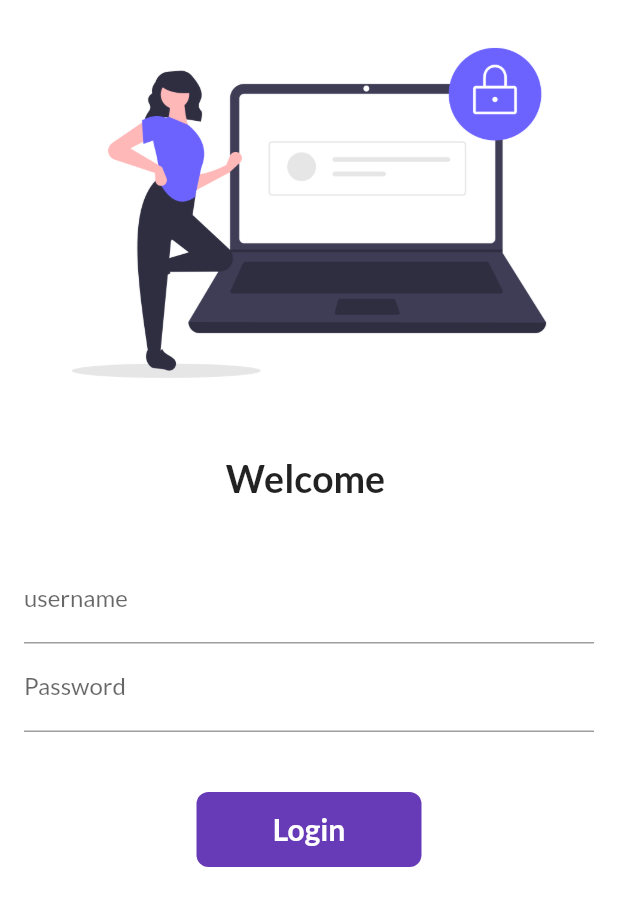
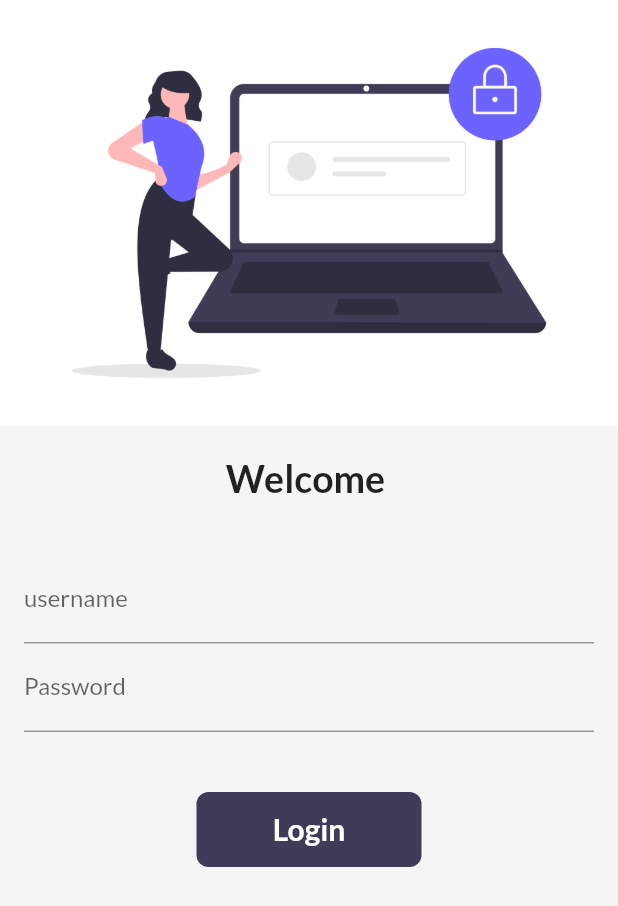
Before and after one commit to SsSharma1584/30daysofflutter, a Flutter app: the screen it shows after launch, on a phone screen of 412 x 824 dp. Shown: the top 906 px of the screen. Run offline on Flutter 3.47's test engine with Material 2 defaults, Android fonts, the phone set to English and light mode, and no system bars; our stand-ins replace google_fonts, velocity_x.

```diff
--- a/lib/Pages/login_page.dart
+++ b/lib/Pages/login_page.dart
@@ -4,6 +4,7 @@ import 'package:flutter/material.dart';
 import 'package:flutter_catlog/Pages/home_page.dart';
 import 'package:flutter_catlog/util/routes.dart';
 import 'package:google_fonts/google_fonts.dart';
+import 'package:velocity_x/velocity_x.dart';
 
 class LoginPage extends StatefulWidget {
   @override
@@ -30,7 +31,7 @@ class _LoginPageState extends State<LoginPage> {
   @override
   Widget build(BuildContext context) {
     return Material(
-      color: Colors.white,
+      color: context.canvasColor,
       child: SingleChildScrollView(
         child: Form(
           key: _formkey,
@@ -84,7 +85,7 @@ class _LoginPageState extends State<LoginPage> {
                     InkWell(
                       onTap: () => moveToHome(context),
                       child: AnimatedContainer(
-                        duration: Duration(seconds: 2),
+                        duration: Duration(seconds: 1),
                         height: 50,
                         width: changeButton ? 50 : 150,
                         child: changeButton
@@ -98,7 +99,7 @@ class _LoginPageState extends State<LoginPage> {
                               ),
                         alignment: Alignment.center,
                         decoration: BoxDecoration(
-                          color: Colors.deepPurple,
+                          color: context.theme.buttonColor,
                           borderRadius:
                               BorderRadius.circular(changeButton ? 20 : 8),
                         ),
```
